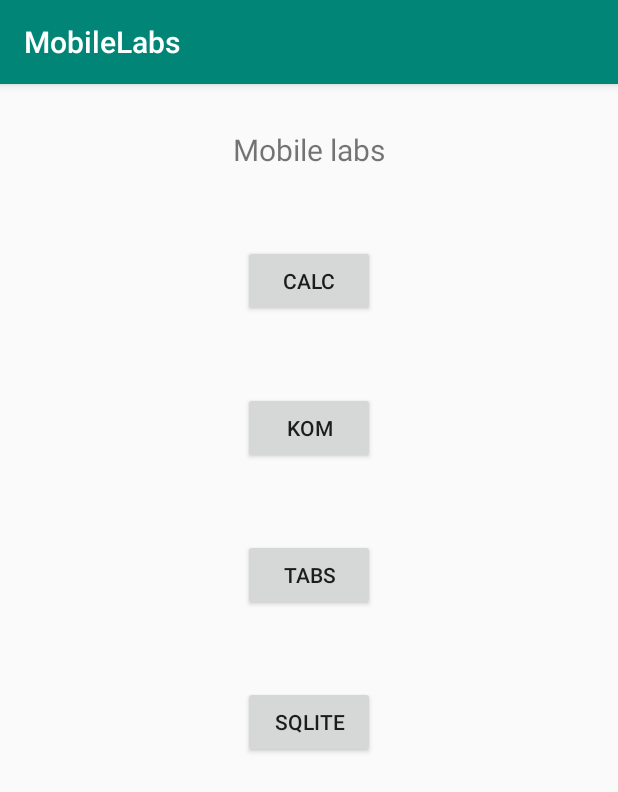
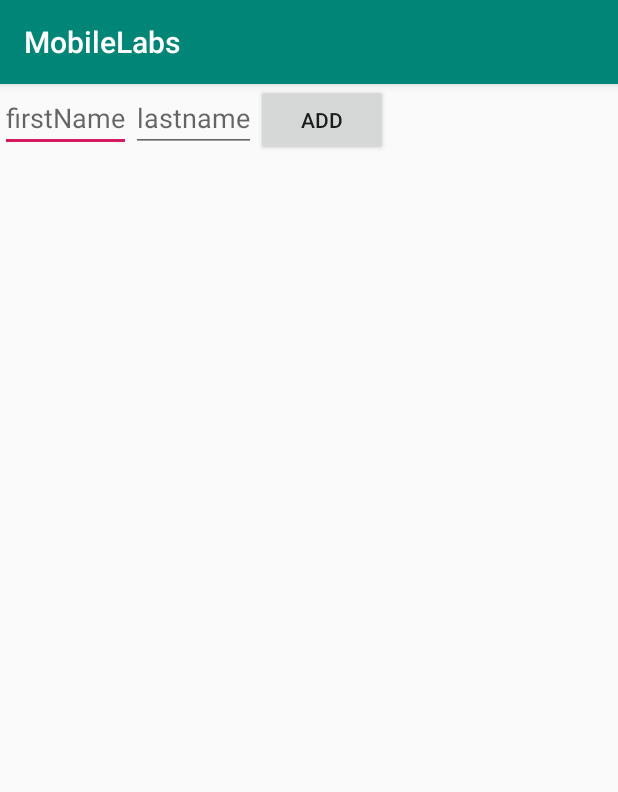
Before and after one commit to Skwardlow/Mobile, an Android app: the screen it shows after launch (MainActivity before the commit, DB after it), after a tap on "SQLITE", on a phone screen of 412 x 824 dp. Shown: the top 792 px of the screen. Run offline under Robolectric (Android 15) with nearby library versions, the phone set to English and light mode, and no system bars; 2 statements that could not run were skipped.

Commit message:
connecting activity form with db

```diff
--- a/Calc/app/src/main/java/ru/mobile/calc/DB.java
+++ b/Calc/app/src/main/java/ru/mobile/calc/DB.java
@@ -2,13 +2,81 @@ package ru.mobile.calc;
 
 import androidx.appcompat.app.AppCompatActivity;
 
+import android.content.Intent;
+import android.database.Cursor;
 import android.os.Bundle;
+import android.view.Gravity;
+import android.widget.TableLayout;
+import android.widget.TableRow;
+import android.widget.TextView;
+
+import java.util.ArrayList;
 
 public class DB extends AppCompatActivity {
+    TableLayout tableLayout;
+
+    SQLController sqlController;
 
     @Override
     protected void onCreate(Bundle savedInstanceState) {
         super.onCreate(savedInstanceState);
         setContentView(R.layout.activity_db);
+//        sqlController.clearTable();
+//        createAll();
+        BuildTable();
+        sqlController = new SQLController(this);
+    }
+
+    private void BuildTable() {
+
+        sqlController.open();
+//        Cursor c = sqlController.readEntry();
+
+//        int rows = c.getCount();
+//        int cols = c.getColumnCount();
+//
+//        c.moveToFirst();
+//
+//        // outer for loop
+//        for (int i = 0; i < rows; i++) {
+//
+//            TableRow row = new TableRow(this);
+//            row.setLayoutParams(new TableLayout.LayoutParams(TableLayout.LayoutParams.MATCH_PARENT, TableLayout.LayoutParams.WRAP_CONTENT));
+//
+//            // inner for loop
+//            for (int j = 0; j < cols; j++) {
+//
+//                TextView tv = new TextView(this);
+//                tv.setLayoutParams(new TableLayout.LayoutParams(TableLayout.LayoutParams.WRAP_CONTENT, TableLayout.LayoutParams.WRAP_CONTENT));
+//                tv.setBackgroundResource(R.drawable.ic_launcher_background);
+//                tv.setGravity(Gravity.CENTER);
+//                tv.setTextSize(18);
+//                tv.setPadding(0, 5, 0, 5);
+//
+//                tv.setText(c.getString(j));
+//
+//                row.addView(tv);
+//
+//            }
+//
+//            c.moveToNext();
+//
+//            tableLayout.addView(row);
+//
+//        }
+        sqlController.close();
+    }
+
+
+    private void createAll(){
+        String[] fnames = {"Bariczhan","Kazylbek","Mariczhan","Azerbaiczhan","Nazyrbay","Fatimbek","AbdulHamash","Fatichze"};
+        String[] lnames = {"Hamayamov","Natichanov","Azerbaychzanov","Katamaranov","Suleymanov","Putanov","Afuralov","Durimanov"};
+        Integer height, weight, age;
+        for (int i = 0; i<10; i++){
+            height = 130+ (int) (Math.random() * 70);
+            weight = 40+(int) (Math.random() * 70);
+            age =18+ (int) (Math.random() * 82);
+            sqlController.insertData(fnames[(int) (Math.random()*8)],lnames[(int) (Math.random()*8)],height.toString(),weight.toString(),age.toString());
+        }
     }
 }
--- a/Calc/app/src/main/java/ru/mobile/calc/MainActivity.java
+++ b/Calc/app/src/main/java/ru/mobile/calc/MainActivity.java
@@ -43,6 +43,7 @@ public class MainActivity extends AppCompatActivity implements View.OnClickListe
                 break;
             case R.id.buttonSQL:
                 Intent intent3 = new Intent(this, DB.class);
+                startActivity(intent3);
                 break;
             default:
                 break;
--- a/Calc/app/src/main/java/ru/mobile/calc/SQLController.java
+++ b/Calc/app/src/main/java/ru/mobile/calc/SQLController.java
@@ -44,4 +44,8 @@ public class SQLController {
         return c;
     }
 
+//    public void clearTable(){
+//        database.execSQL("DROP DATABASE IF EXISTS MEMBER;");
+//    }
+
 }
--- a/Calc/app/src/main/res/layout/activity_db.xml
+++ b/Calc/app/src/main/res/layout/activity_db.xml
@@ -1,9 +1,47 @@
 <?xml version="1.0" encoding="utf-8"?>
-<androidx.constraintlayout.widget.ConstraintLayout xmlns:android="http://schemas.android.com/apk/res/android"
+<LinearLayout xmlns:android="http://schemas.android.com/apk/res/android"
     xmlns:app="http://schemas.android.com/apk/res-auto"
     xmlns:tools="http://schemas.android.com/tools"
     android:layout_width="match_parent"
     android:layout_height="match_parent"
     tools:context=".DB">
 
-</androidx.constraintlayout.widget.ConstraintLayout>
+    <LinearLayout
+        android:layout_width="wrap_content"
+        android:layout_height="wrap_content"
+        android:orientation="horizontal">
+
+        <EditText
+            android:id="@+id/fistname_et_id"
+            android:layout_width="wrap_content"
+            android:layout_height="wrap_content"
+            android:hint="firstName" />
+
+        <EditText
+            android:id="@+id/lastname_et_id"
+            android:layout_width="wrap_content"
+            android:layout_height="wrap_content"
+            android:hint="lastname" />
+
+        <Button
+            android:id="@+id/addmem_btn_id"
+            android:layout_width="fill_parent"
+            android:layout_height="wrap_content"
+            android:text="Add" />
+    </LinearLayout>
+
+    <ScrollView
+        android:layout_width="match_parent"
+        android:layout_height="match_parent" >
+
+        <TableLayout
+            android:id="@+id/tableLayout1"
+            android:layout_width="match_parent"
+            android:layout_height="match_parent"
+            android:padding="10dp"
+            android:shrinkColumns="*"
+            android:stretchColumns="*" >
+        </TableLayout>
+    </ScrollView>
+
+</LinearLayout>
```
